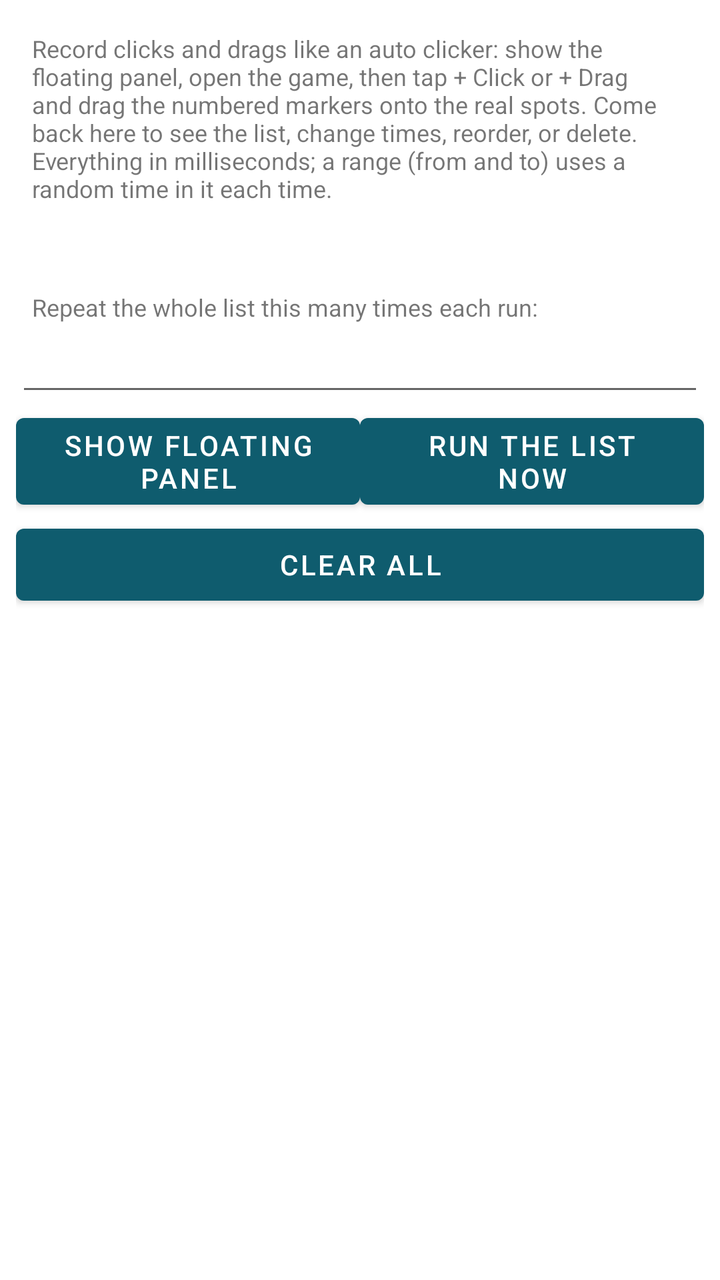
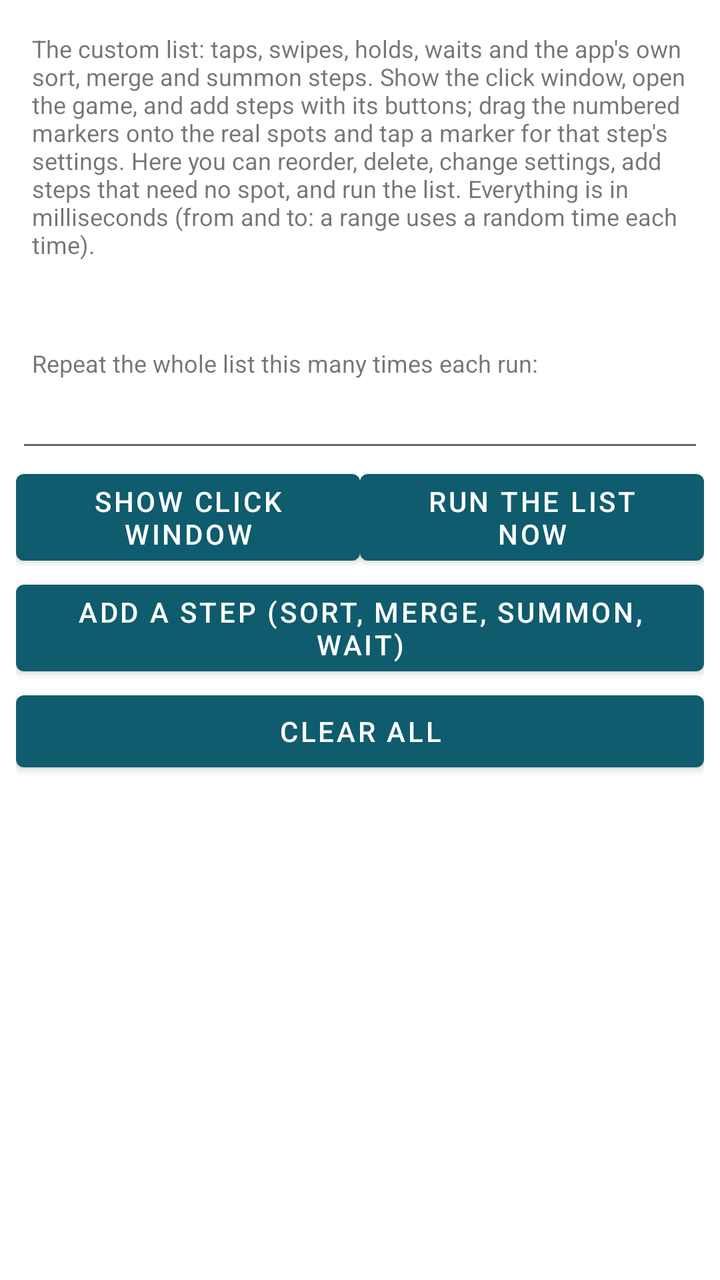

Two renders of the same Android screen: before a commit and after it. Below are the layout's source before the change and the commit's diff.
<!-- AndroidManifest.xml: application theme Theme.MyApp -->
<!-- res/layout/activity_actions.xml -->
<?xml version="1.0" encoding="utf-8"?>
<LinearLayout xmlns:android="http://schemas.android.com/apk/res/android"
    android:layout_width="match_parent"
    android:layout_height="match_parent"
    android:orientation="vertical"
    android:padding="8dp">

    <TextView
        android:layout_width="match_parent"
        android:layout_height="wrap_content"
        android:padding="8dp"
        android:textSize="12sp"
        android:text="Record clicks and drags like an auto clicker: show the floating panel, open the game, then tap + Click or + Drag and drag the numbered markers onto the real spots. Come back here to see the list, change times, reorder, or delete. Everything in milliseconds; a range (from and to) uses a random time in it each time." />

    <TextView
        android:id="@+id/summary"
        android:layout_width="match_parent"
        android:layout_height="wrap_content"
        android:padding="8dp"
        android:textSize="14sp" />

    <TextView
        android:layout_width="match_parent"
        android:layout_height="wrap_content"
        android:paddingStart="8dp"
        android:textSize="12sp"
        android:text="Repeat the whole list this many times each run:" />

    <EditText
        android:id="@+id/repeatInput"
        android:layout_width="match_parent"
        android:layout_height="wrap_content"
        android:inputType="number" />

    <LinearLayout
        android:layout_width="match_parent"
        android:layout_height="wrap_content"
        android:orientation="horizontal">

        <Button
            android:id="@+id/btnShowPanel"
            android:layout_width="0dp"
            android:layout_height="wrap_content"
            android:layout_weight="1"
            android:text="Show floating panel" />

        <Button
            android:id="@+id/btnRunOnce"
            android:layout_width="0dp"
            android:layout_height="wrap_content"
            android:layout_weight="1"
            android:text="Run the list now" />
    </LinearLayout>

    <Button
        android:id="@+id/btnClearAll"
        android:layout_width="match_parent"
        android:layout_height="wrap_content"
        android:text="Clear all" />

    <ListView
        android:id="@+id/list"
        android:layout_width="match_parent"
        android:layout_height="0dp"
        android:layout_weight="1" />

</LinearLayout>
<!-- resources referenced by this layout -->
<resources>
  <style name="Theme.MyApp" parent="Theme.MaterialComponents.DayNight.DarkActionBar">
          <item name="colorPrimary">#0F5C6E</item>
          <item name="colorPrimaryVariant">#0A4452</item>
          <item name="colorOnPrimary">#FFFFFF</item>
          <item name="colorSecondary">#26A69A</item>
          <item name="colorOnSecondary">#000000</item>
      </style>
</resources>

<!-- the commit's change to res/layout/activity_actions.xml (unified diff, before → after) -->
@@ -10,7 +10,7 @@
         android:layout_height="wrap_content"
         android:padding="8dp"
         android:textSize="12sp"
-        android:text="Record clicks and drags like an auto clicker: show the floating panel, open the game, then tap + Click or + Drag and drag the numbered markers onto the real spots. Come back here to see the list, change times, reorder, or delete. Everything in milliseconds; a range (from and to) uses a random time in it each time." />
+        android:text="The custom list: taps, swipes, holds, waits and the app's own sort, merge and summon steps. Show the click window, open the game, and add steps with its buttons; drag the numbered markers onto the real spots and tap a marker for that step's settings. Here you can reorder, delete, change settings, add steps that need no spot, and run the list. Everything is in milliseconds (from and to: a range uses a random time each time)." />
 
     <TextView
         android:id="@+id/summary"
@@ -42,7 +42,7 @@
             android:layout_width="0dp"
             android:layout_height="wrap_content"
             android:layout_weight="1"
-            android:text="Show floating panel" />
+            android:text="Show click window" />
 
         <Button
             android:id="@+id/btnRunOnce"
@@ -51,6 +51,12 @@
             android:layout_weight="1"
             android:text="Run the list now" />
     </LinearLayout>
+
+    <Button
+        android:id="@+id/btnAddStep"
+        android:layout_width="match_parent"
+        android:layout_height="wrap_content"
+        android:text="Add a step (sort, merge, summon, wait)" />
 
     <Button
         android:id="@+id/btnClearAll"
